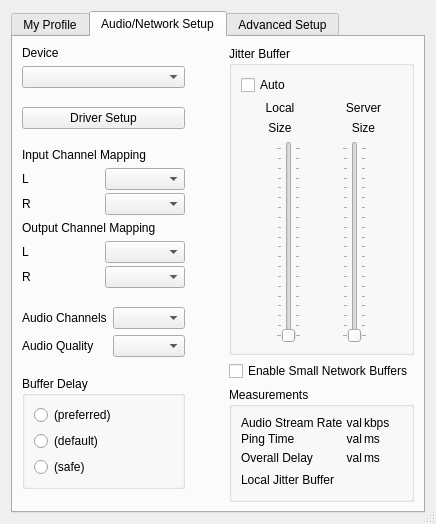
Above: src/clientsettingsdlgbase.ui from jamulussoftware/jamulus before the change. Below: the same form after it.
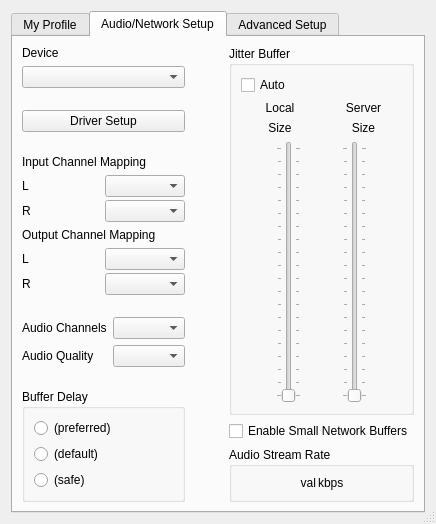
That is the form after the change. Icons and pictures are not drawn. Custom widgets are drawn as their Qt base class.

Commit message:
Measurements in clientdlg 2
WhatsThis etc. updated for new positions.
Measurement values removed from settingsdlg
Audio data rate back in settingsdlg

Diff of the .ui file:
```diff
--- a/src/clientsettingsdlgbase.ui
+++ b/src/clientsettingsdlgbase.ui
@@ -640,22 +640,6 @@
              </layout>
             </widget>
            </item>
-           <item>
-            <spacer name="verticalSpacer_12">
-             <property name="orientation">
-              <enum>Qt::Vertical</enum>
-             </property>
-             <property name="sizeType">
-              <enum>QSizePolicy::Expanding</enum>
-             </property>
-             <property name="sizeHint" stdset="0">
-              <size>
-               <width>17</width>
-               <height>10</height>
-              </size>
-             </property>
-            </spacer>
-           </item>
           </layout>
          </item>
          <item>
@@ -848,7 +832,7 @@
            <item>
             <widget class="QGroupBox" name="grbMeasureResults">
              <property name="title">
-              <string>Measurements</string>
+              <string>Audio Stream Rate</string>
              </property>
              <layout class="QVBoxLayout" name="verticalLayout_14">
               <property name="spacing">
@@ -856,30 +840,20 @@
               </property>
               <item>
                <layout class="QGridLayout" name="_10">
-                <item row="0" column="0">
-                 <widget class="QLabel" name="lblUpstream">
-                  <property name="text">
-                   <string>Audio Stream Rate</string>
+                <item row="0" column="4">
+                 <spacer name="horizontalSpacer_9">
+                  <property name="orientation">
+                   <enum>Qt::Horizontal</enum>
                   </property>
-                  <property name="alignment">
-                   <set>Qt::AlignLeading|Qt::AlignLeft|Qt::AlignVCenter</set>
+                  <property name="sizeHint" stdset="0">
+                   <size>
+                    <width>1</width>
+                    <height>5</height>
+                   </size>
                   </property>
-                 </widget>
+                 </spacer>
                 </item>
-                <item row="0" column="1">
-                 <widget class="QLabel" name="lblUpstreamValue">
-                  <property name="text">
-                   <string>val</string>
-                  </property>
-                  <property name="alignment">
-                   <set>Qt::AlignRight|Qt::AlignTrailing|Qt::AlignVCenter</set>
-                  </property>
-                  <property name="margin">
-                   <number>2</number>
-                  </property>
-                 </widget>
-                </item>
-                <item row="0" column="2" colspan="2">
+                <item row="0" column="3">
                  <widget class="QLabel" name="lblUpstreamUnit">
                   <property name="text">
                    <string>kbps</string>
@@ -889,16 +863,9 @@
                   </property>
                  </widget>
                 </item>
-                <item row="1" column="0">
-                 <widget class="QLabel" name="lblPingTime">
+                <item row="0" column="1">
+                 <widget class="QLabel" name="lblUpstreamValue">
                   <property name="text">
-                   <string>Ping Time</string>
-                  </property>
-                 </widget>
-                </item>
-                <item row="1" column="1">
-                 <widget class="QLabel" name="lblPingTimeValue">
-                  <property name="text">
                    <string>val</string>
                   </property>
                   <property name="alignment">
@@ -909,96 +876,18 @@
                   </property>
                  </widget>
                 </item>
-                <item row="1" column="2">
-                 <widget class="QLabel" name="lblPingTimeUnit">
-                  <property name="text">
-                   <string>ms</string>
+                <item row="0" column="0">
+                 <spacer name="horizontalSpacer_10">
+                  <property name="orientation">
+                   <enum>Qt::Horizontal</enum>
                   </property>
-                  <property name="alignment">
-                   <set>Qt::AlignLeading|Qt::AlignLeft|Qt::AlignVCenter</set>
-                  </property>
-                 </widget>
-                </item>
-                <item row="2" column="0">
-                 <widget class="QLabel" name="lblOverallDelay">
-                  <property name="text">
-                   <string>Overall Delay</string>
-                  </property>
-                 </widget>
-                </item>
-                <item row="2" column="1">
-                 <widget class="QLabel" name="lblOverallDelayValue">
-                  <property name="text">
-                   <string>val</string>
-                  </property>
-                  <property name="alignment">
-                   <set>Qt::AlignRight|Qt::AlignTrailing|Qt::AlignVCenter</set>
-                  </property>
-                  <property name="margin">
-                   <number>2</number>
-                  </property>
-                 </widget>
-                </item>
-                <item row="2" column="2">
-                 <widget class="QLabel" name="lblOverallDelayUnit">
-                  <property name="text">
-                   <string>ms</string>
-                  </property>
-                  <property name="alignment">
-                   <set>Qt::AlignLeading|Qt::AlignLeft|Qt::AlignVCenter</set>
-                  </property>
-                 </widget>
-                </item>
-                <item row="2" column="3">
-                 <widget class="CMultiColorLED" name="ledOverallDelay" native="true">
-                  <property name="sizePolicy">
-                   <sizepolicy hsizetype="Fixed" vsizetype="Fixed">
-                    <horstretch>0</horstretch>
-                    <verstretch>0</verstretch>
-                   </sizepolicy>
-                  </property>
-                  <property name="minimumSize">
+                  <property name="sizeHint" stdset="0">
                    <size>
-                    <width>20</width>
-                    <height>20</height>
+                    <width>1</width>
+                    <height>5</height>
                    </size>
                   </property>
-                  <property name="maximumSize">
-                   <size>
-                    <width>20</width>
-                    <height>20</height>
-                   </size>
-                  </property>
-                 </widget>
-                </item>
-                <item row="3" column="0" colspan="3">
-                 <widget class="QLabel" name="lblNetLEDLabel">
-                  <property name="text">
-                   <string>Local Jitter Buffer</string>
-                  </property>
-                 </widget>
-                </item>
-                <item row="3" column="3">
-                 <widget class="CMultiColorLED" name="ledNetw" native="true">
-                  <property name="sizePolicy">
-                   <sizepolicy hsizetype="Fixed" vsizetype="Fixed">
-                    <horstretch>0</horstretch>
-                    <verstretch>0</verstretch>
-                   </sizepolicy>
-                  </property>
-                  <property name="minimumSize">
-                   <size>
-                    <width>20</width>
-                    <height>20</height>
-                   </size>
-                  </property>
-                  <property name="maximumSize">
-                   <size>
-                    <width>20</width>
-                    <height>20</height>
-                   </size>
-                  </property>
-                 </widget>
+                 </spacer>
                 </item>
                </layout>
               </item>
@@ -1368,11 +1257,6 @@
   </layout>
  </widget>
  <customwidgets>
-  <customwidget>
-   <class>CMultiColorLED</class>
-   <extends>QWidget</extends>
-   <header>multicolorled.h</header>
-  </customwidget>
   <customwidget>
    <class>CLanguageComboBox</class>
    <extends>QComboBox</extends>
```
The commit also changes 3 other files.
